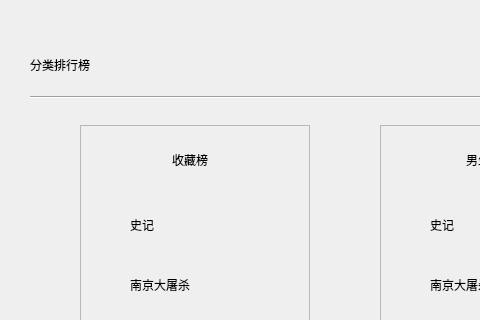
adventurer-w/Books-Management-System, file BMS/view/bookranking.ui: the form before one commit; both pictures show x 0 to 480 and y 285 to 605 of the 1300 by 730 pixel window.
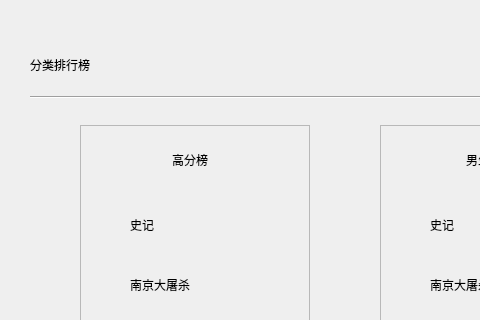
The form after the commit.

```diff
--- a/BMS/view/bookranking.ui
+++ b/BMS/view/bookranking.ui
@@ -90,7 +90,7 @@
      </rect>
     </property>
     <property name="text">
-     <string>收藏榜</string>
+     <string>高分榜</string>
     </property>
     <property name="alignment">
      <set>Qt::AlignCenter</set>
```
